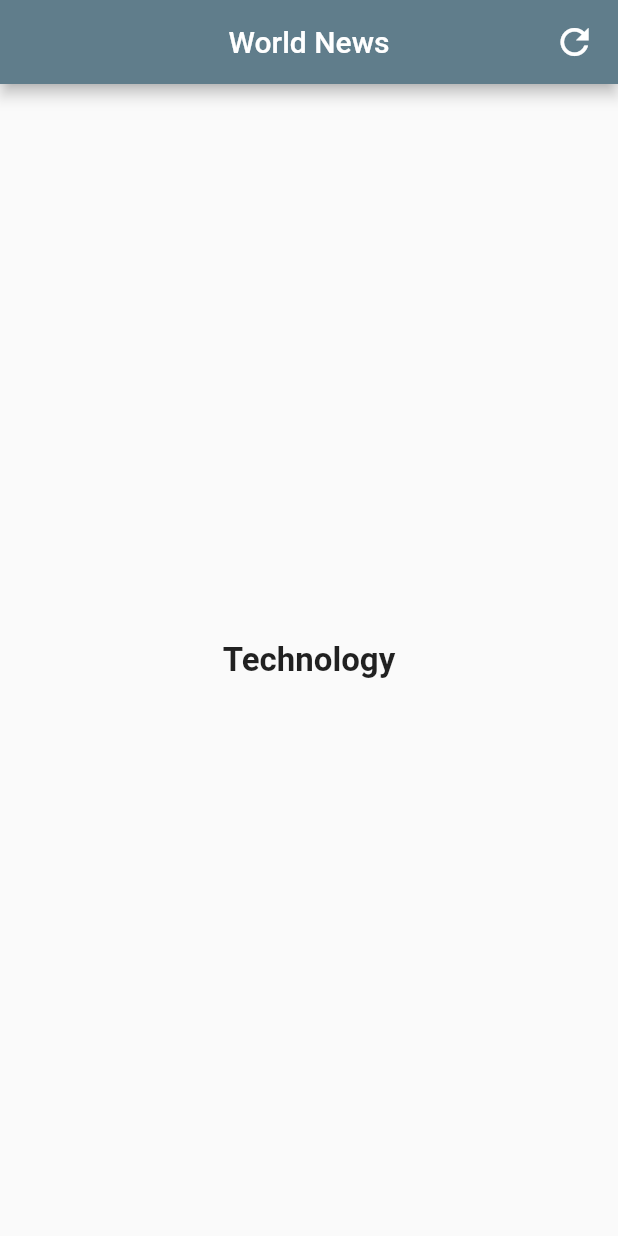
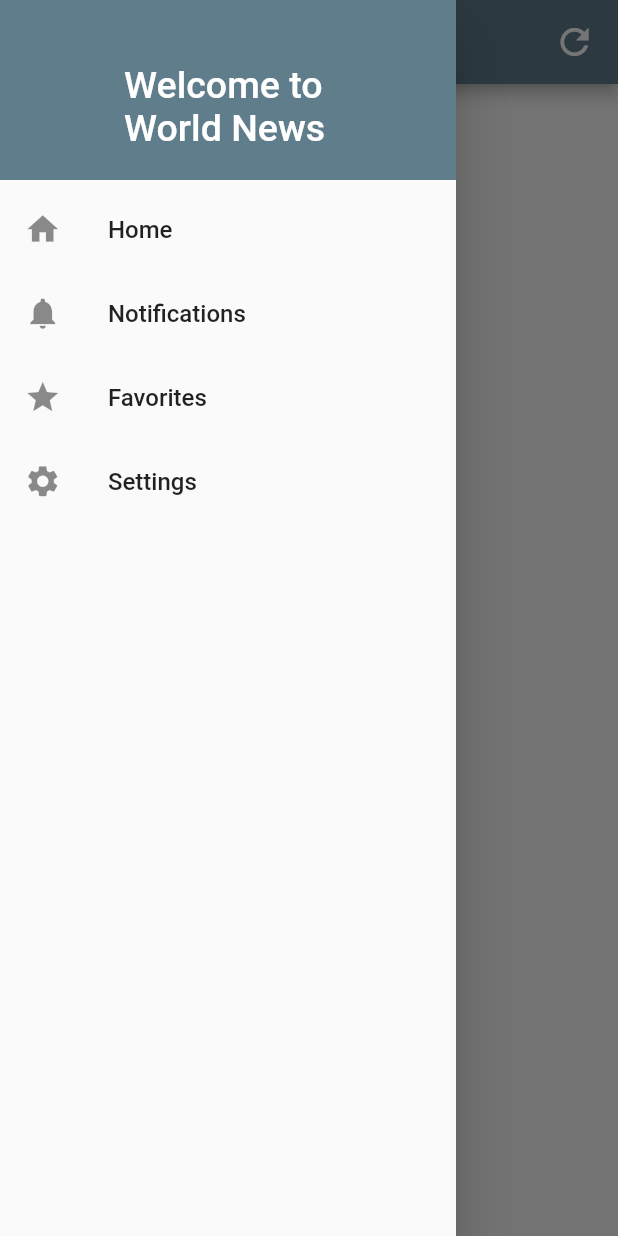
Before and after one commit to Luis020-hub/InfinityTec, a Flutter app: the screen it shows after launch, with the side drawer open (before the commit the screen has no drawer), on a phone screen of 412 x 824 dp. Run offline on Flutter 3.47's test engine with Material 2 defaults, Android fonts, the phone set to English and light mode, and no system bars; missing offline and left inert: xml2json; network calls fail.

Commit message:
28/04/2023
- Criada o componente para o menu lateral.
- Criada pastas para separar components, utils, screens e assets.

```diff
--- /dev/null
+++ b/lib/components/main_drawer.dart
@@ -0,0 +1,65 @@
+import 'package:flutter/material.dart';
+
+class MainDrawer extends StatelessWidget {
+  const MainDrawer({super.key});
+
+  Widget _createDrawer(IconData icon, String label) {
+    return ListTile(
+      leading: Icon(
+        icon,
+        size: 25,
+      ),
+      title: Text(
+        label,
+        style: const TextStyle(
+          fontSize: 16,
+        ),
+      ),
+      onTap: () {},
+    );
+  }
+
+  @override
+  Widget build(BuildContext context) {
+    return Drawer(
+      child: Column(
+        children: [
+          Container(
+            height: 120,
+            width: double.infinity,
+            padding: const EdgeInsets.all(20),
+            alignment: Alignment.bottomCenter,
+            color: Colors.blueGrey,
+            child: const Text(
+              'Welcome to \nWorld News',
+              style: TextStyle(
+                fontWeight: FontWeight.w500,
+                fontSize: 25,
+                color: Colors.white,
+              ),
+            ),
+          ),
+          const SizedBox(
+            height: 5,
+          ),
+          _createDrawer(
+            Icons.home,
+            'Home',
+          ),
+          _createDrawer(
+            Icons.notifications,
+            'Notifications',
+          ),
+          _createDrawer(
+            Icons.star,
+            'Favorites',
+          ),
+          _createDrawer(
+            Icons.settings,
+            'Settings',
+          ),
+        ],
+      ),
+    );
+  }
+}
--- a/lib/main.dart
+++ b/lib/main.dart
@@ -1,5 +1,5 @@
 import 'package:flutter/material.dart';
-import 'package:infinity/home.dart';
+import 'package:infinity/screens/home.dart';
 
 void main() {
   runApp(const MyApp());
--- a/lib/home.dart
+++ b/lib/screens/home.dart
@@ -2,9 +2,10 @@
 
 import 'dart:convert';
 import 'package:flutter/material.dart';
-import 'package:infinity/detail_screen.dart';
+import 'package:infinity/screens/detail_screen.dart';
 import 'package:xml2json/xml2json.dart';
 import 'package:http/http.dart' as http;
+import '../components/main_drawer.dart';
 
 class HomePage extends StatefulWidget {
   const HomePage({super.key});
@@ -52,6 +53,7 @@ class _HomePageState extends State<HomePage> {
           ),
         ],
       ),
+      drawer: const MainDrawer(),
       body: Center(
         child: Padding(
           padding: const EdgeInsets.all(2.0),
--- /dev/null
+++ b/lib/utils/app_routes.dart
@@ -0,0 +1,6 @@
+class AppRoutes {
+  static const home = '/';
+  static const notificaions = '/notifications';
+  static const favorites = '/favorites';
+  static const settings = '/settings';
+}
```
Also changed, not shown: lib/screens/detail_screen.dart (renamed from lib/detail_screen.dart).
